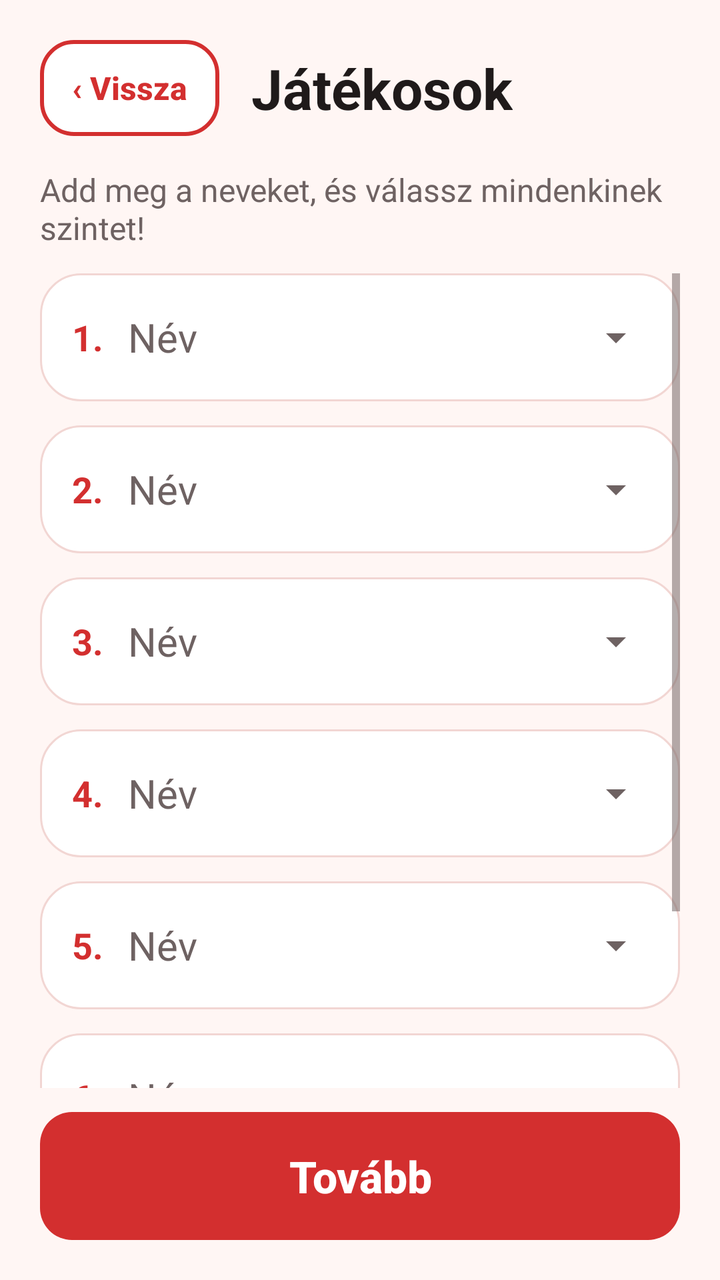
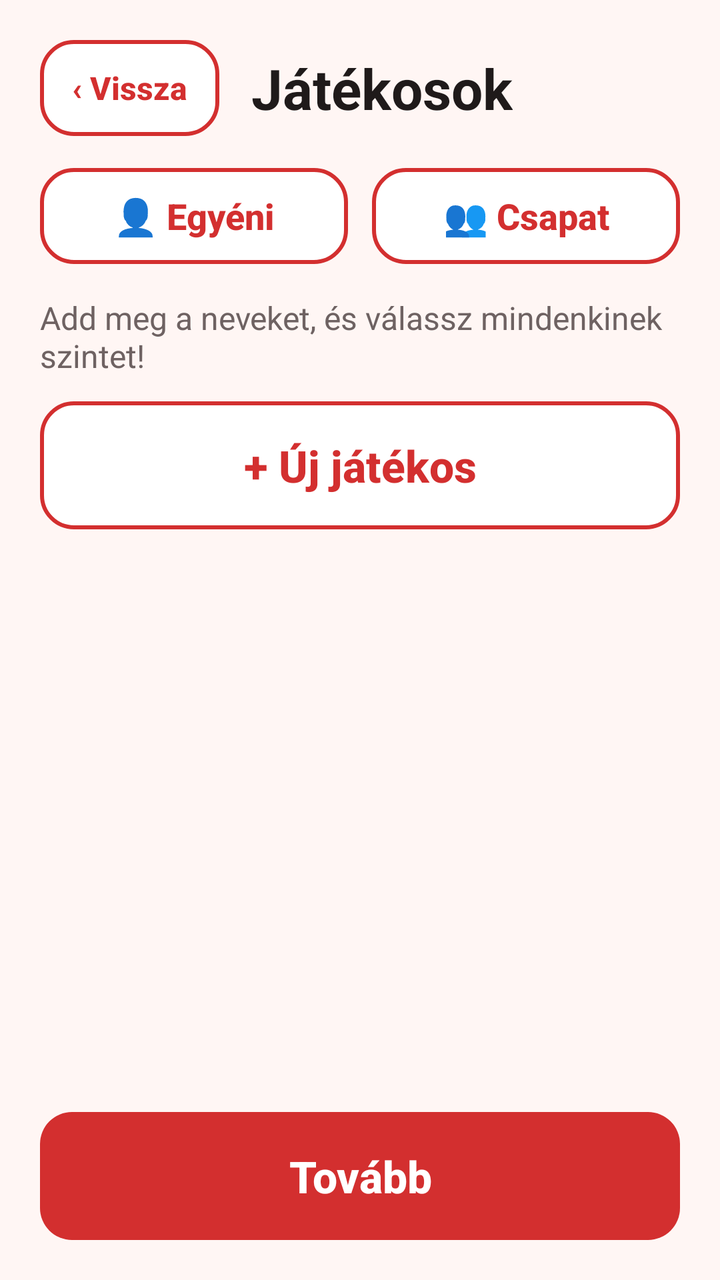

Compare the two renders of this Android layout. The source of the first and the diff that turns it into the second are given below.
<!-- AndroidManifest.xml: application theme AppTheme -->
<!-- res/layout/activity_players.xml -->
<?xml version="1.0" encoding="utf-8"?>
<LinearLayout xmlns:android="http://schemas.android.com/apk/res/android"
    xmlns:tools="http://schemas.android.com/tools"
    style="@style/Screen"
    tools:context=".PlayersActivity">

    <LinearLayout
        android:layout_width="match_parent"
        android:layout_height="wrap_content"
        android:gravity="center_vertical"
        android:orientation="horizontal">

        <Button
            style="@style/ButtonSmall"
            android:id="@+id/ButtonBackPlayers"
            android:text="‹ Vissza" />

        <TextView
            style="@style/ScreenTitle"
            android:layout_marginStart="16dp"
            android:text="Játékosok" />
    </LinearLayout>

    <TextView
        android:layout_width="wrap_content"
        android:layout_height="wrap_content"
        android:layout_marginTop="16dp"
        android:layout_marginBottom="12dp"
        android:text="Add meg a neveket, és válassz mindenkinek szintet!"
        android:textColor="@color/textSecondary"
        android:textSize="16sp" />

    <ScrollView
        android:layout_width="match_parent"
        android:layout_height="0dp"
        android:layout_weight="1">

        <LinearLayout
            android:layout_width="match_parent"
            android:layout_height="wrap_content"
            android:orientation="vertical">

            <LinearLayout
                android:layout_width="match_parent"
                android:layout_height="64dp"
                android:id="@+id/PlayerRow1"
                android:layout_marginBottom="12dp"
                android:background="@drawable/bg_card"
                android:gravity="center_vertical"
                android:orientation="horizontal"
                android:paddingStart="16dp"
                android:paddingEnd="8dp">

                <TextView
                    android:layout_width="28dp"
                    android:layout_height="wrap_content"
                    android:text="1."
                    android:textColor="@color/colorPrimary"
                    android:textSize="18sp"
                    android:textStyle="bold" />

                <EditText
                    android:layout_width="0dp"
                    android:layout_height="match_parent"
                    android:layout_weight="1"
                    android:id="@+id/Player1"
                    android:background="@null"
                    android:hint="Név"
                    android:inputType="textPersonName|textCapWords"
                    android:textColor="@color/textPrimary"
                    android:textColorHint="@color/textSecondary"
                    android:textSize="20sp" />

                <Spinner
                    android:layout_width="wrap_content"
                    android:layout_height="wrap_content"
                    android:id="@+id/PlayerLevel1" />
            </LinearLayout>

            <LinearLayout
                android:layout_width="match_parent"
                android:layout_height="64dp"
                android:id="@+id/PlayerRow2"
                android:layout_marginBottom="12dp"
                android:background="@drawable/bg_card"
                android:gravity="center_vertical"
                android:orientation="horizontal"
                android:paddingStart="16dp"
                android:paddingEnd="8dp">

                <TextView
                    android:layout_width="28dp"
                    android:layout_height="wrap_content"
                    android:text="2."
                    android:textColor="@color/colorPrimary"
                    android:textSize="18sp"
                    android:textStyle="bold" />

                <EditText
                    android:layout_width="0dp"
                    android:layout_height="match_parent"
                    android:layout_weight="1"
                    android:id="@+id/Player2"
                    android:background="@null"
                    android:hint="Név"
                    android:inputType="textPersonName|textCapWords"
                    android:textColor="@color/textPrimary"
                    android:textColorHint="@color/textSecondary"
                    android:textSize="20sp" />

                <Spinner
                    android:layout_width="wrap_content"
                    android:layout_height="wrap_content"
                    android:id="@+id/PlayerLevel2" />
            </LinearLayout>

            <LinearLayout
                android:layout_width="match_parent"
                android:layout_height="64dp"
                android:id="@+id/PlayerRow3"
                android:layout_marginBottom="12dp"
                android:background="@drawable/bg_card"
                android:gravity="center_vertical"
                android:orientation="horizontal"
                android:paddingStart="16dp"
                android:paddingEnd="8dp">

                <TextView
                    android:layout_width="28dp"
                    android:layout_height="wrap_content"
                    android:text="3."
                    android:textColor="@color/colorPrimary"
                    android:textSize="18sp"
                    android:textStyle="bold" />

                <EditText
                    android:layout_width="0dp"
                    android:layout_height="match_parent"
                    android:layout_weight="1"
                    android:id="@+id/Player3"
                    android:background="@null"
                    android:hint="Név"
                    android:inputType="textPersonName|textCapWords"
                    android:textColor="@color/textPrimary"
                    android:textColorHint="@color/textSecondary"
                    android:textSize="20sp" />

                <Spinner
                    android:layout_width="wrap_content"
                    android:layout_height="wrap_content"
                    android:id="@+id/PlayerLevel3" />
            </LinearLayout>

            <LinearLayout
                android:layout_width="match_parent"
                android:layout_height="64dp"
                android:id="@+id/PlayerRow4"
                android:layout_marginBottom="12dp"
                android:background="@drawable/bg_card"
                android:gravity="center_vertical"
                android:orientation="horizontal"
                android:paddingStart="16dp"
                android:paddingEnd="8dp">

                <TextView
                    android:layout_width="28dp"
                    android:layout_height="wrap_content"
                    android:text="4."
                    android:textColor="@color/colorPrimary"
                    android:textSize="18sp"
                    android:textStyle="bold" />

                <EditText
                    android:layout_width="0dp"
                    android:layout_height="match_parent"
                    android:layout_weight="1"
                    android:id="@+id/Player4"
                    android:background="@null"
                    android:hint="Név"
                    android:inputType="textPersonName|textCapWords"
                    android:textColor="@color/textPrimary"
                    android:textColorHint="@color/textSecondary"
                    android:textSize="20sp" />

                <Spinner
                    android:layout_width="wrap_content"
                    android:layout_height="wrap_content"
                    android:id="@+id/PlayerLevel4" />
            </LinearLayout>

            <LinearLayout
                android:layout_width="match_parent"
                android:layout_height="64dp"
                android:id="@+id/PlayerRow5"
                android:layout_marginBottom="12dp"
                android:background="@drawable/bg_card"
                android:gravity="center_vertical"
                android:orientation="horizontal"
                android:paddingStart="16dp"
                android:paddingEnd="8dp">

                <TextView
                    android:layout_width="28dp"
                    android:layout_height="wrap_content"
                    android:text="5."
                    android:textColor="@color/colorPrimary"
                    android:textSize="18sp"
                    android:textStyle="bold" />

                <EditText
                    android:layout_width="0dp"
                    android:layout_height="match_parent"
                    android:layout_weight="1"
                    android:id="@+id/Player5"
                    android:background="@null"
                    android:hint="Név"
                    android:inputType="textPersonName|textCapWords"
                    android:textColor="@color/textPrimary"
                    android:textColorHint="@color/textSecondary"
                    android:textSize="20sp" />

                <Spinner
                    android:layout_width="wrap_content"
                    android:layout_height="wrap_content"
                    android:id="@+id/PlayerLevel5" />
            </LinearLayout>

            <LinearLayout
                android:layout_width="match_parent"
                android:layout_height="64dp"
                android:id="@+id/PlayerRow6"
                android:layout_marginBottom="12dp"
                android:background="@drawable/bg_card"
                android:gravity="center_vertical"
                android:orientation="horizontal"
                android:paddingStart="16dp"
                android:paddingEnd="8dp">

                <TextView
                    android:layout_width="28dp"
                    android:layout_height="wrap_content"
                    android:text="6."
                    android:textColor="@color/colorPrimary"
                    android:textSize="18sp"
                    android:textStyle="bold" />

                <EditText
                    android:layout_width="0dp"
                    android:layout_height="match_parent"
                    android:layout_weight="1"
                    android:id="@+id/Player6"
                    android:background="@null"
                    android:hint="Név"
                    android:inputType="textPersonName|textCapWords"
                    android:textColor="@color/textPrimary"
                    android:textColorHint="@color/textSecondary"
                    android:textSize="20sp" />

                <Spinner
                    android:layout_width="wrap_content"
                    android:layout_height="wrap_content"
                    android:id="@+id/PlayerLevel6" />
            </LinearLayout>

            <Button
                style="@style/ButtonSecondary"
                android:id="@+id/ButtonNewPlayer"
                android:text="+ Új játékos" />
        </LinearLayout>
    </ScrollView>

    <Button
        style="@style/ButtonPrimary"
        android:id="@+id/ButtonNextPlayers"
        android:layout_marginTop="12dp"
        android:text="Tovább" />

</LinearLayout>
<!-- resources referenced by this layout -->
<resources>
  <color name="colorPrimary">#D32F2F</color>
  <color name="textPrimary">#1F1A1A</color>
  <color name="textSecondary">#6E6262</color>
  <!-- drawable bg_card (drawable) -->
  <?xml version="1.0" encoding="utf-8"?>
  <shape xmlns:android="http://schemas.android.com/apk/res/android" android:shape="rectangle">
      <corners android:radius="20dp" />
      <solid android:color="@color/surface" />
      <stroke android:width="1dp" android:color="@color/outline" />
  </shape>
  <style name="ButtonPrimary" parent="ButtonBase">
          <item name="android:background">@drawable/btn_primary</item>
          <item name="android:textColor">@color/surface</item>
      </style>
  <style name="ButtonSecondary" parent="ButtonBase">
          <item name="android:background">@drawable/btn_secondary</item>
          <item name="android:textColor">@color/text_secondary_button</item>
      </style>
  <style name="ButtonSmall" parent="ButtonSecondary">
          <item name="android:layout_width">wrap_content</item>
          <item name="android:layout_height">48dp</item>
          <item name="android:textSize">16sp</item>
          <item name="android:paddingStart">16dp</item>
          <item name="android:paddingEnd">16dp</item>
      </style>
  <style name="Screen">
          <item name="android:layout_width">match_parent</item>
          <item name="android:layout_height">match_parent</item>
          <item name="android:orientation">vertical</item>
          <item name="android:padding">20dp</item>
          <item name="android:background">@color/background</item>
      </style>
  <style name="ScreenTitle">
          <item name="android:layout_width">wrap_content</item>
          <item name="android:layout_height">wrap_content</item>
          <item name="android:textSize">28sp</item>
          <item name="android:textStyle">bold</item>
          <item name="android:textColor">@color/textPrimary</item>
      </style>
  <style name="AppTheme" parent="Theme.AppCompat.Light.NoActionBar">
          <item name="colorPrimary">@color/colorPrimary</item>
          <item name="colorPrimaryDark">@color/colorPrimaryDark</item>
          <item name="colorAccent">@color/colorAccent</item>
          <item name="android:windowBackground">@color/background</item>
          <item name="android:textColorPrimary">@color/textPrimary</item>
          <item name="android:textColorSecondary">@color/textSecondary</item>
      </style>
  <color name="surface">#FFFFFF</color>
  <color name="outline">#F2D6D3</color>
  <style name="ButtonBase" parent="Widget.AppCompat.Button">
          <item name="android:layout_width">match_parent</item>
          <item name="android:layout_height">64dp</item>
          <item name="android:textSize">22sp</item>
          <item name="android:textStyle">bold</item>
          <item name="android:textAllCaps">false</item>
          <item name="android:stateListAnimator">@null</item>
          <item name="android:paddingStart">20dp</item>
          <item name="android:paddingEnd">20dp</item>
      </style>
  <!-- drawable btn_primary (drawable) -->
  <?xml version="1.0" encoding="utf-8"?>
  <selector xmlns:android="http://schemas.android.com/apk/res/android">
      <item android:state_enabled="false">
          <shape android:shape="rectangle">
              <corners android:radius="16dp" />
              <solid android:color="@color/disabled" />
          </shape>
      </item>
      <item android:state_pressed="true">
          <shape android:shape="rectangle">
              <corners android:radius="16dp" />
              <solid android:color="@color/colorPrimaryDark" />
          </shape>
      </item>
      <item>
          <shape android:shape="rectangle">
              <corners android:radius="16dp" />
              <solid android:color="@color/colorPrimary" />
          </shape>
      </item>
  </selector>
  <color name="background">#FFF6F4</color>
  <color name="colorPrimaryDark">#9A0007</color>
  <color name="colorAccent">#D32F2F</color>
  <color name="disabled">#E0D6D5</color>
  <color name="pinkLight">#FCE4EC</color>
  <!-- unchanged entries left out for length: 1 -->
</resources>

<!-- the commit's change to res/layout/activity_players.xml (unified diff, before → after) -->
@@ -17,13 +17,47 @@
 
         <TextView
             style="@style/ScreenTitle"
+            android:id="@+id/PlayersTitle"
             android:layout_marginStart="16dp"
             android:text="Játékosok" />
+    </LinearLayout>
+
+    
+    <LinearLayout
+        android:layout_width="match_parent"
+        android:layout_height="wrap_content"
+        android:layout_marginTop="16dp"
+        android:orientation="horizontal">
+
+        <Button
+            style="@style/ButtonSecondary"
+            android:id="@+id/ButtonModeSingle"
+            android:layout_width="0dp"
+            android:layout_height="48dp"
+            android:layout_weight="1"
+            android:layout_marginEnd="6dp"
+            android:paddingStart="8dp"
+            android:paddingEnd="8dp"
+            android:text="👤 Egyéni"
+            android:textSize="18sp" />
+
+        <Button
+            style="@style/ButtonSecondary"
+            android:id="@+id/ButtonModeTeams"
+            android:layout_width="0dp"
+            android:layout_height="48dp"
+            android:layout_weight="1"
+            android:layout_marginStart="6dp"
+            android:paddingStart="8dp"
+            android:paddingEnd="8dp"
+            android:text="👥 Csapat"
+            android:textSize="18sp" />
     </LinearLayout>
 
     <TextView
         android:layout_width="wrap_content"
         android:layout_height="wrap_content"
+        android:id="@+id/PlayersHint"
         android:layout_marginTop="16dp"
         android:layout_marginBottom="12dp"
         android:text="Add meg a neveket, és válassz mindenkinek szintet!"
@@ -40,227 +74,12 @@
             android:layout_height="wrap_content"
             android:orientation="vertical">
 
+            
             <LinearLayout
                 android:layout_width="match_parent"
-                android:layout_height="64dp"
-                android:id="@+id/PlayerRow1"
-                android:layout_marginBottom="12dp"
-                android:background="@drawable/bg_card"
-                android:gravity="center_vertical"
-                android:orientation="horizontal"
-                android:paddingStart="16dp"
-                android:paddingEnd="8dp">
-
-                <TextView
-                    android:layout_width="28dp"
-                    android:layout_height="wrap_content"
-                    android:text="1."
-                    android:textColor="@color/colorPrimary"
-                    android:textSize="18sp"
-                    android:textStyle="bold" />
-
-                <EditText
-                    android:layout_width="0dp"
-                    android:layout_height="match_parent"
-                    android:layout_weight="1"
-                    android:id="@+id/Player1"
-                    android:background="@null"
-                    android:hint="Név"
-                    android:inputType="textPersonName|textCapWords"
-                    android:textColor="@color/textPrimary"
-                    android:textColorHint="@color/textSecondary"
-                    android:textSize="20sp" />
-
-                <Spinner
-                    android:layout_width="wrap_content"
-                    android:layout_height="wrap_content"
-                    android:id="@+id/PlayerLevel1" />
-            </LinearLayout>
-
-            <LinearLayout
-                android:layout_width="match_parent"
-                android:layout_height="64dp"
-                android:id="@+id/PlayerRow2"
-                android:layout_marginBottom="12dp"
-                android:background="@drawable/bg_card"
-                android:gravity="center_vertical"
-                android:orientation="horizontal"
-                android:paddingStart="16dp"
-                android:paddingEnd="8dp">
-
-                <TextView
-                    android:layout_width="28dp"
-                    android:layout_height="wrap_content"
-                    android:text="2."
-                    android:textColor="@color/colorPrimary"
-                    android:textSize="18sp"
-                    android:textStyle="bold" />
-
-                <EditText
-                    android:layout_width="0dp"
-                    android:layout_height="match_parent"
-                    android:layout_weight="1"
-                    android:id="@+id/Player2"
-                    android:background="@null"
-                    android:hint="Név"
-                    android:inputType="textPersonName|textCapWords"
-                    android:textColor="@color/textPrimary"
-                    android:textColorHint="@color/textSecondary"
-                    android:textSize="20sp" />
-
-                <Spinner
-                    android:layout_width="wrap_content"
-                    android:layout_height="wrap_content"
-                    android:id="@+id/PlayerLevel2" />
-            </LinearLayout>
-
-            <LinearLayout
-                android:layout_width="match_parent"
-                android:layout_height="64dp"
-                android:id="@+id/PlayerRow3"
-                android:layout_marginBottom="12dp"
-                android:background="@drawable/bg_card"
-                android:gravity="center_vertical"
-                android:orientation="horizontal"
-                android:paddingStart="16dp"
-                android:paddingEnd="8dp">
-
-                <TextView
-                    android:layout_width="28dp"
-                    android:layout_height="wrap_content"
-                    android:text="3."
-                    android:textColor="@color/colorPrimary"
-                    android:textSize="18sp"
-                    android:textStyle="bold" />
-
-                <EditText
-                    android:layout_width="0dp"
-                    android:layout_height="match_parent"
-                    android:layout_weight="1"
-                    android:id="@+id/Player3"
-                    android:background="@null"
-                    android:hint="Név"
-                    android:inputType="textPersonName|textCapWords"
-                    android:textColor="@color/textPrimary"
-                    android:textColorHint="@color/textSecondary"
-                    android:textSize="20sp" />
-
-                <Spinner
-                    android:layout_width="wrap_content"
-                    android:layout_height="wrap_content"
-                    android:id="@+id/PlayerLevel3" />
-            </LinearLayout>
-
-            <LinearLayout
-                android:layout_width="match_parent"
-                android:layout_height="64dp"
-                android:id="@+id/PlayerRow4"
-                android:layout_marginBottom="12dp"
-                android:background="@drawable/bg_card"
-                android:gravity="center_vertical"
-                android:orientation="horizontal"
-                android:paddingStart="16dp"
-                android:paddingEnd="8dp">
-
-                <TextView
-                    android:layout_width="28dp"
-                    android:layout_height="wrap_content"
-                    android:text="4."
-                    android:textColor="@color/colorPrimary"
-                    android:textSize="18sp"
-                    android:textStyle="bold" />
-
-                <EditText
-                    android:layout_width="0dp"
-                    android:layout_height="match_parent"
-                    android:layout_weight="1"
-                    android:id="@+id/Player4"
-                    android:background="@null"
-                    android:hint="Név"
-                    android:inputType="textPersonName|textCapWords"
-                    android:textColor="@color/textPrimary"
-                    android:textColorHint="@color/textSecondary"
-                    android:textSize="20sp" />
-
-                <Spinner
-                    android:layout_width="wrap_content"
-                    android:layout_height="wrap_content"
-                    android:id="@+id/PlayerLevel4" />
-            </LinearLayout>
-
-            <LinearLayout
-                android:layout_width="match_parent"
-                android:layout_height="64dp"
-                android:id="@+id/PlayerRow5"
-                android:layout_marginBottom="12dp"
-                android:background="@drawable/bg_card"
-                android:gravity="center_vertical"
-                android:orientation="horizontal"
-                android:paddingStart="16dp"
-                android:paddingEnd="8dp">
-
-                <TextView
-                    android:layout_width="28dp"
-                    android:layout_height="wrap_content"
-                    android:text="5."
-                    android:textColor="@color/colorPrimary"
-                    android:textSize="18sp"
-                    android:textStyle="bold" />
-
-                <EditText
-                    android:layout_width="0dp"
-                    android:layout_height="match_parent"
-                    android:layout_weight="1"
-                    android:id="@+id/Player5"
-                    android:background="@null"
-                    android:hint="Név"
-                    android:inputType="textPersonName|textCapWords"
-                    android:textColor="@color/textPrimary"
-                    android:textColorHint="@color/textSecondary"
-                    android:textSize="20sp" />
-
-                <Spinner
-                    android:layout_width="wrap_content"
-                    android:layout_height="wrap_content"
-                    android:id="@+id/PlayerLevel5" />
-            </LinearLayout>
-
-            <LinearLayout
-                android:layout_width="match_parent"
-                android:layout_height="64dp"
-                android:id="@+id/PlayerRow6"
-                android:layout_marginBottom="12dp"
-                android:background="@drawable/bg_card"
-                android:gravity="center_vertical"
-                android:orientation="horizontal"
-                android:paddingStart="16dp"
-                android:paddingEnd="8dp">
-
-                <TextView
-                    android:layout_width="28dp"
-                    android:layout_height="wrap_content"
-                    android:text="6."
-                    android:textColor="@color/colorPrimary"
-                    android:textSize="18sp"
-                    android:textStyle="bold" />
-
-                <EditText
-                    android:layout_width="0dp"
-                    android:layout_height="match_parent"
-                    android:layout_weight="1"
-                    android:id="@+id/Player6"
-                    android:background="@null"
-                    android:hint="Név"
-                    android:inputType="textPersonName|textCapWords"
-                    android:textColor="@color/textPrimary"
-                    android:textColorHint="@color/textSecondary"
-                    android:textSize="20sp" />
-
-                <Spinner
-                    android:layout_width="wrap_content"
-                    android:layout_height="wrap_content"
-                    android:id="@+id/PlayerLevel6" />
-            </LinearLayout>
+                android:layout_height="wrap_content"
+                android:id="@+id/PlayerList"
+                android:orientation="vertical" />
 
             <Button
                 style="@style/ButtonSecondary"
<!-- resource entries referenced after the edit -->
@@ -3,13 +3,6 @@
   <color name="colorPrimary">#D32F2F</color>
   <color name="textPrimary">#1F1A1A</color>
   <color name="textSecondary">#6E6262</color>
-  <!-- drawable bg_card (drawable) -->
-  <?xml version="1.0" encoding="utf-8"?>
-  <shape xmlns:android="http://schemas.android.com/apk/res/android" android:shape="rectangle">
-      <corners android:radius="20dp" />
-      <solid android:color="@color/surface" />
-      <stroke android:width="1dp" android:color="@color/outline" />
-  </shape>
   <style name="ButtonPrimary" parent="ButtonBase">
           <item name="android:background">@drawable/btn_primary</item>
           <item name="android:textColor">@color/surface</item>
@@ -48,7 +41,6 @@
           <item name="android:textColorSecondary">@color/textSecondary</item>
       </style>
   <color name="surface">#FFFFFF</color>
-  <color name="outline">#F2D6D3</color>
   <style name="ButtonBase" parent="Widget.AppCompat.Button">
           <item name="android:layout_width">match_parent</item>
           <item name="android:layout_height">64dp</item>
